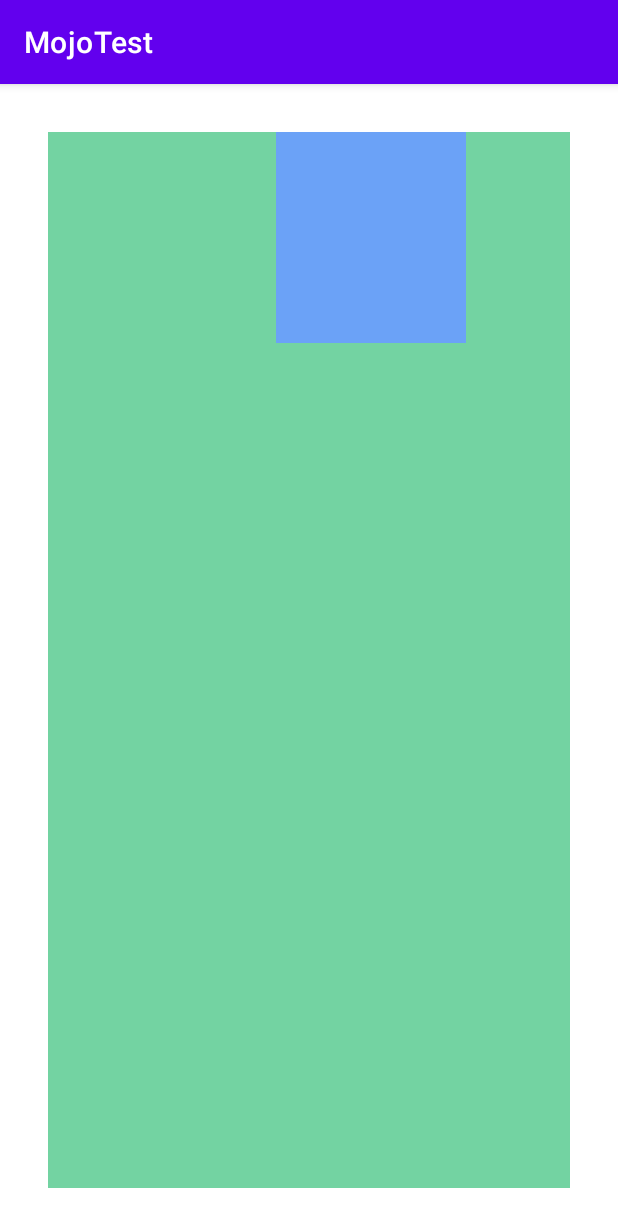
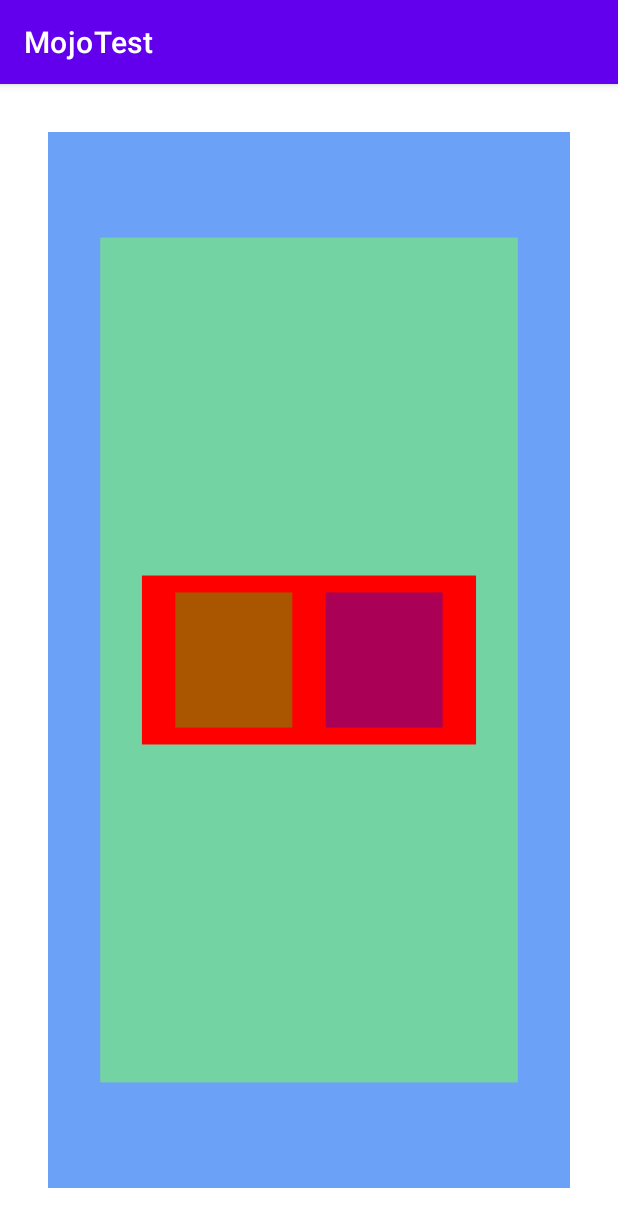
Before and after one commit to CyrilFind/mojotest, an Android app: the screen it shows after launch (MainActivity), on a phone screen of 412 x 824 dp. Shown: the top 1227 px of the screen. Run offline under Robolectric (Android 15) with nearby library versions, the phone set to English and light mode, and no system bars.

```diff
--- a/app/src/main/java/io/cyrilfind/mojotest/MainActivity.kt
+++ b/app/src/main/java/io/cyrilfind/mojotest/MainActivity.kt
@@ -1,14 +1,13 @@
 package io.cyrilfind.mojotest
 
+import android.os.Bundle
 import androidx.appcompat.app.AppCompatActivity
-import android.os.Bundle
 import io.cyrilfind.mojotest.databinding.ActivityMainBinding
 import kotlinx.serialization.decodeFromString
 import kotlinx.serialization.json.Json
 
 class MainActivity : AppCompatActivity() {
     private lateinit var binding: ActivityMainBinding
-
 
     override fun onCreate(savedInstanceState: Bundle?) {
         super.onCreate(savedInstanceState)
@@ -21,7 +20,10 @@ class MainActivity : AppCompatActivity() {
         // parse json
         val overlay = Json.decodeFromString<Overlay>(raw)
 
-        // display
-        binding.mainOverlay.overlay = overlay
+        // wait first layout
+        binding.root.post {
+            // display
+            binding.mainOverlay.setOverlay(overlay)
+        }
     }
 }
--- a/app/src/main/java/io/cyrilfind/mojotest/Overlay.kt
+++ b/app/src/main/java/io/cyrilfind/mojotest/Overlay.kt
@@ -6,13 +6,13 @@ import kotlinx.serialization.SerialName
 @Serializable
 data class Overlay(
     @SerialName("width")
-    val width: Float,
+    val widthRatio: Float,
     @SerialName("height")
-    val height: Float,
+    val heightRatio: Float,
     @SerialName("x")
-    val x: Float = 0f,
+    val xRatio: Float = 0f,
     @SerialName("y")
-    val y: Float = 0f,
+    val yRatio: Float = 0f,
     @SerialName("anchor_x")
     val anchorX: String = "left",
     @SerialName("anchor_y")
--- a/app/src/main/java/io/cyrilfind/mojotest/OverlayView.kt
+++ b/app/src/main/java/io/cyrilfind/mojotest/OverlayView.kt
@@ -4,10 +4,10 @@ import android.content.Context
 import android.graphics.Canvas
 import android.graphics.Color
 import android.graphics.Paint
-import android.graphics.Rect
+import android.graphics.RectF
 import android.util.AttributeSet
+import android.util.Log
 import android.view.View
-import kotlin.math.roundToInt
 
 /**
  * TODO: document your custom view class.
@@ -16,36 +16,93 @@ class OverlayView @JvmOverloads constructor(
     context: Context, attrs: AttributeSet? = null, defStyleAttr: Int = 0
 ) : View(context, attrs, defStyleAttr) {
 
-    var overlay: Overlay = Overlay(0f, 0f, backgroundColor = "#FF00FF")
+    private var rects: List<Pair<RectF, Paint>> = emptyList()
 
-    private fun Canvas.draw(overlay: Overlay) {
-        // TODO: consider storing these as member variables to reduce
-        // allocations per draw cycle.
-        val paddingLeft = paddingLeft
-        val paddingTop = paddingTop
-        val paddingRight = paddingRight
-        val paddingBottom = paddingBottom
+    private val contentWidth: Int
+        get() = width - paddingLeft - paddingRight
+    private val contentHeight: Int
+        get() = height - paddingTop - paddingBottom
 
-        val contentWidth = width - paddingLeft - paddingRight
-        val contentHeight = height - paddingTop - paddingBottom
+    fun setOverlay(overlay: Overlay) {
+        rects =
+            computeRects(overlay, RectF(0f, 0f, contentWidth.toFloat(), contentHeight.toFloat()))
+        Log.d("OverlayView", "drawing ${rects.size} rects: ${rects.map { it.first }} ")
+        invalidate()
+    }
 
-        drawRect(
-            Rect(
-                paddingLeft,
-                paddingTop,
-                paddingLeft + (contentWidth * overlay.width).roundToInt(),
-                paddingTop + (contentHeight * overlay.height).roundToInt()
-            ),
-            Paint().apply {
-                color = Color.parseColor(overlay.backgroundColor);
-                style = Paint.Style.FILL
-            }
-        )
-        overlay.children.forEach { child -> draw(child) }
+    private fun computeRects(
+        overlay: Overlay,
+        parentRect: RectF,
+    ): List<Pair<RectF, Paint>> {
+        val (rect, paint) = computeRect(overlay, parentRect)
+        val list = mutableListOf(rect to paint)
+
+        val paddedRect = RectF(rect)
+        val width = rect.width()
+        val height = rect.height()
+
+        paddedRect.apply {
+            left += overlay.padding * width
+            top += overlay.padding * height
+            right -= overlay.padding * width
+            bottom -= overlay.padding * height
+        }
+        Log.d("OverlayView", "parent: $parentRect, padded: $paddedRect ")
+
+        overlay.children.forEach { child ->
+            list += computeRects(child, paddedRect)
+        }
+
+        return list
+    }
+
+    private fun computeRect(overlay: Overlay, parentRect: RectF): Pair<RectF, Paint> {
+        val parentWidth = parentRect.width()
+        val parentHeight = parentRect.height()
+        val width = overlay.widthRatio * parentWidth
+        val height = overlay.heightRatio * parentHeight
+        val x = overlay.xRatio * parentWidth
+        val y = overlay.yRatio * parentHeight
+
+        val left = when (overlay.anchorX) {
+            "left" -> parentRect.left + x
+            "right" -> parentRect.left + x - width
+            "center" -> parentRect.left + x - (width / 2)
+            else -> 0f
+        }
+
+        val top = when (overlay.anchorY) {
+            "bottom" -> parentRect.top + y
+            "top" -> parentRect.top + y - height
+            "center" -> parentRect.top + y - (height / 2)
+            else -> 0f
+        }
+
+        val right = when (overlay.anchorX) {
+            "left" -> parentRect.left + x + width
+            "right" -> parentRect.left + x
+            "center" -> parentRect.left + x + (width / 2)
+            else -> 0f
+        }
+
+        val bottom = when (overlay.anchorY) {
+            "bottom" -> parentRect.top + y + height
+            "top" -> parentRect.top + y
+            "center" -> parentRect.top + y + (height / 2)
+            else -> 0f
+        }
+
+        val rect = RectF(left, top, right, bottom)
+
+        val paint = Paint().apply {
+            color = Color.parseColor(overlay.backgroundColor);
+            style = Paint.Style.FILL
+        }
+        return rect to paint
     }
 
     override fun onDraw(canvas: Canvas) {
         super.onDraw(canvas)
-        canvas.draw(overlay)
+        rects.forEach { (rect, paint) -> canvas.drawRect(rect, paint) }
     }
 }
--- a/app/src/main/res/raw/sample.json
+++ b/app/src/main/res/raw/sample.json
@@ -24,20 +24,20 @@
       "y": 0.5,
       "anchor_x": "center",
       "anchor_y": "center",
-      "background_color": "#6BA2F7",
+      "background_color": "#FF0000",
       "padding": 0.1,
       "children": [
         {
           "width": 0.4375,
           "height": 1,
-          "background_color": "#73D3A2"
+          "background_color": "#5500FF00"
         },
         {
           "x": 1,
           "width": 0.4375,
           "height": 1,
           "anchor_x": "right",
-          "background_color": "#73D3A2"
+          "background_color": "#550000FF"
         }
       ]
     }
```
